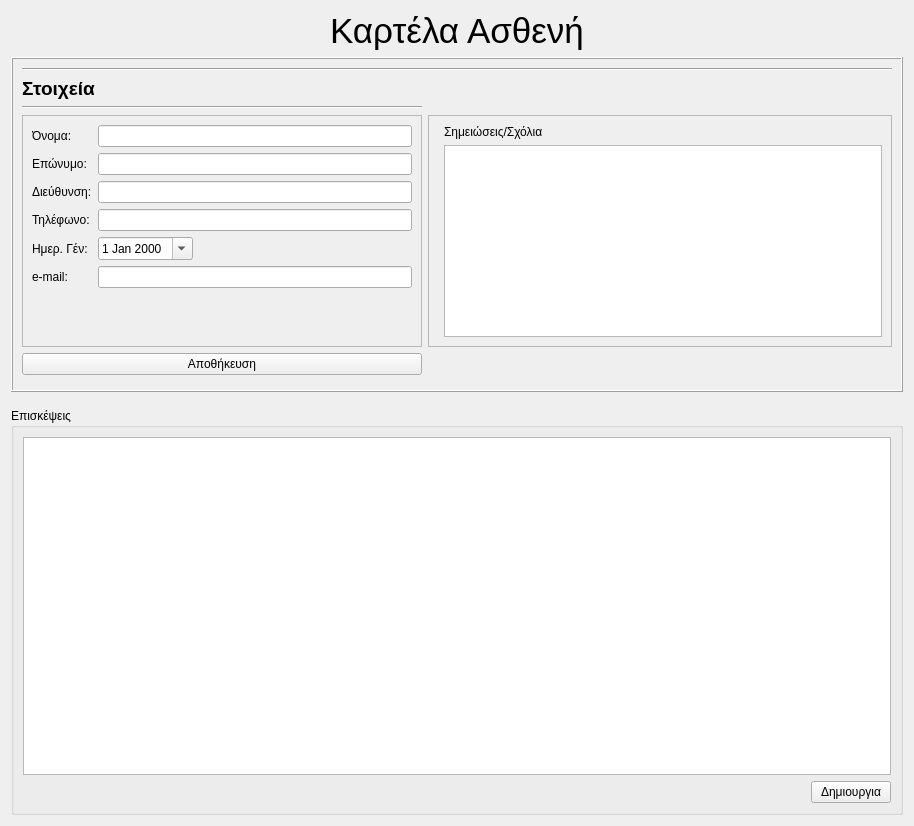
Above: ui/edit_patient.ui from tdgs/medical_qt_ruby before the change. Below: the same form after it.
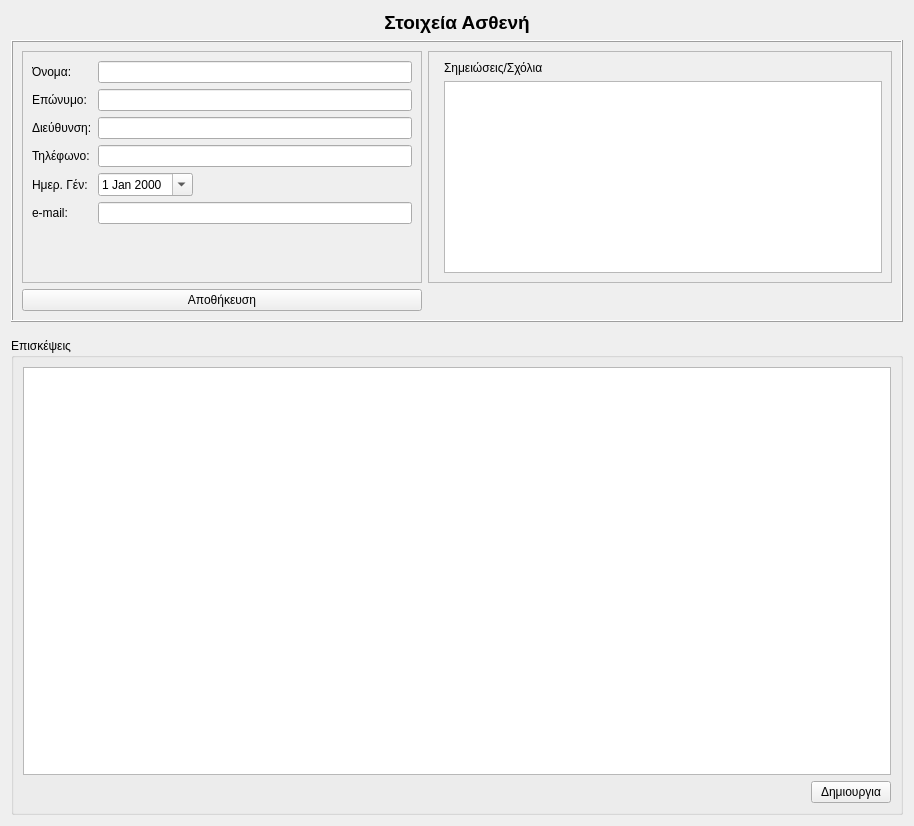
That is the form after the change. Custom widgets are drawn as their Qt base class.

Patch:
```diff
--- a/ui/edit_patient.ui
+++ b/ui/edit_patient.ui
@@ -20,8 +20,8 @@
       <string>&lt;!DOCTYPE HTML PUBLIC &quot;-//W3C//DTD HTML 4.0//EN&quot; &quot;http://www.w3.org/TR/REC-html40/strict.dtd&quot;&gt;
 &lt;html&gt;&lt;head&gt;&lt;meta name=&quot;qrichtext&quot; content=&quot;1&quot; /&gt;&lt;style type=&quot;text/css&quot;&gt;
 p, li { white-space: pre-wrap; }
-&lt;/style&gt;&lt;/head&gt;&lt;body style=&quot; font-family:'Ubuntu'; font-size:10pt; font-weight:400; font-style:normal;&quot;&gt;
-&lt;p align=&quot;center&quot; style=&quot; margin-top:0px; margin-bottom:0px; margin-left:0px; margin-right:0px; -qt-block-indent:0; text-indent:0px;&quot;&gt;&lt;span style=&quot; font-size:26pt;&quot;&gt;Καρτέλα Ασθενή&lt;/span&gt;&lt;/p&gt;&lt;/body&gt;&lt;/html&gt;</string>
+&lt;/style&gt;&lt;/head&gt;&lt;body style=&quot; font-family:'Ubuntu'; font-size:9pt; font-weight:400; font-style:normal;&quot;&gt;
+&lt;p align=&quot;center&quot; style=&quot; margin-top:0px; margin-bottom:0px; margin-left:0px; margin-right:0px; -qt-block-indent:0; text-indent:0px;&quot;&gt;&lt;span style=&quot; font-size:14pt; font-weight:600;&quot;&gt;Στοιχεία Ασθενή&lt;/span&gt;&lt;/p&gt;&lt;/body&gt;&lt;/html&gt;</string>
      </property>
     </widget>
    </item>
@@ -34,14 +34,7 @@
       <enum>QFrame::Raised</enum>
      </property>
      <layout class="QGridLayout" name="gridLayout">
-      <item row="1" column="0" colspan="2">
-       <widget class="Line" name="line">
-        <property name="orientation">
-         <enum>Qt::Horizontal</enum>
-        </property>
-       </widget>
-      </item>
-      <item row="4" column="0" rowspan="2">
+      <item row="1" column="0" rowspan="2">
        <widget class="QFrame" name="patient_info">
         <property name="sizePolicy">
          <sizepolicy hsizetype="Maximum" vsizetype="Preferred">
@@ -135,25 +128,7 @@
         </layout>
        </widget>
       </item>
-      <item row="2" column="0">
-       <widget class="QLabel" name="label_7">
-        <property name="text">
-         <string>&lt;!DOCTYPE HTML PUBLIC &quot;-//W3C//DTD HTML 4.0//EN&quot; &quot;http://www.w3.org/TR/REC-html40/strict.dtd&quot;&gt;
-&lt;html&gt;&lt;head&gt;&lt;meta name=&quot;qrichtext&quot; content=&quot;1&quot; /&gt;&lt;style type=&quot;text/css&quot;&gt;
-p, li { white-space: pre-wrap; }
-&lt;/style&gt;&lt;/head&gt;&lt;body style=&quot; font-family:'Ubuntu'; font-size:9pt; font-weight:400; font-style:normal;&quot;&gt;
-&lt;p style=&quot; margin-top:0px; margin-bottom:0px; margin-left:0px; margin-right:0px; -qt-block-indent:0; text-indent:0px;&quot;&gt;&lt;span style=&quot; font-size:14pt; font-weight:600;&quot;&gt;Στοιχεία&lt;/span&gt;&lt;/p&gt;&lt;/body&gt;&lt;/html&gt;</string>
-        </property>
-       </widget>
-      </item>
-      <item row="3" column="0">
-       <widget class="Line" name="line_2">
-        <property name="orientation">
-         <enum>Qt::Horizontal</enum>
-        </property>
-       </widget>
-      </item>
-      <item row="4" column="1" rowspan="2">
+      <item row="1" column="1" rowspan="2">
        <widget class="QFrame" name="frame_2">
         <property name="sizePolicy">
          <sizepolicy hsizetype="Preferred" vsizetype="Preferred">
@@ -200,17 +175,7 @@
         </layout>
        </widget>
       </item>
-      <item row="7" column="0">
-       <widget class="QFrame" name="frame_3">
-        <property name="frameShape">
-         <enum>QFrame::StyledPanel</enum>
-        </property>
-        <property name="frameShadow">
-         <enum>QFrame::Raised</enum>
-        </property>
-       </widget>
-      </item>
-      <item row="6" column="0">
+      <item row="3" column="0">
        <widget class="QPushButton" name="saveButton">
         <property name="text">
          <string>Αποθήκευση</string>
```
Left out of the diff: 17 changed lines with no effect on the pictures.
